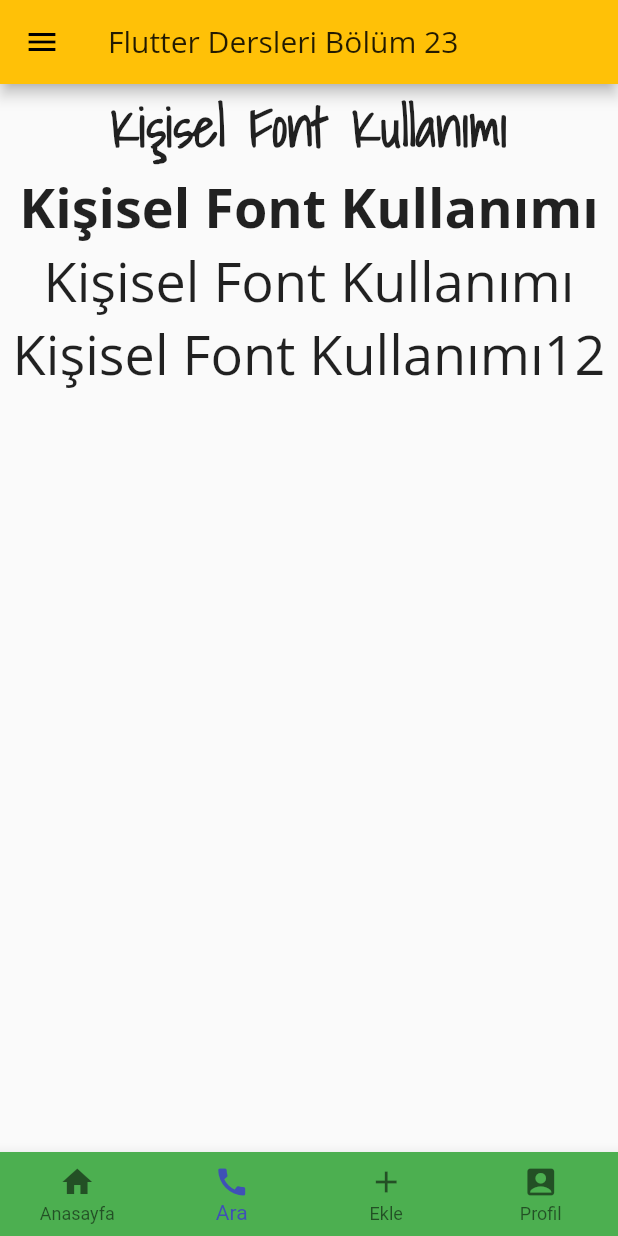
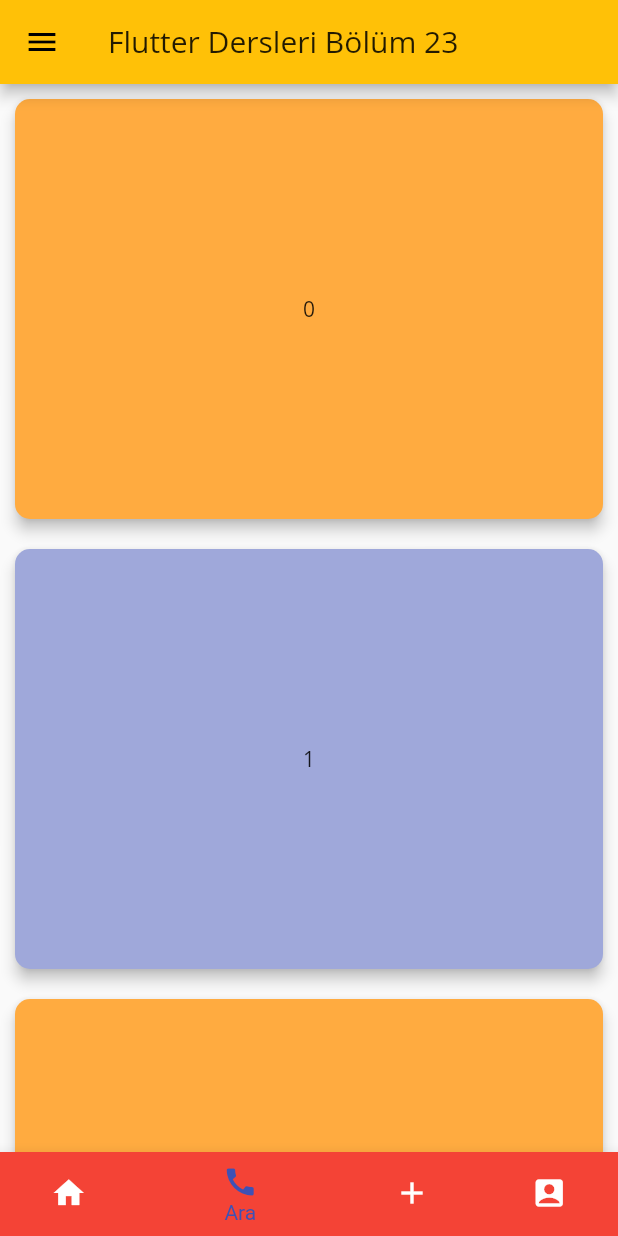
Before and after one commit to ToprakSirin/flutter, a Flutter app: the screen it shows after launch, item 2 of the bottom bar chosen, on a phone screen of 412 x 824 dp. Run offline on Flutter 3.47's test engine with Material 2 defaults, Android fonts, the phone set to English and light mode, and no system bars; our stand-ins replace date_format, email_validator, flutter_easyloading, palette_generator; network calls fail.

Commit message:
Bottom Navigation Bar ve Sayfalar Arası Geçiş

```diff
--- /dev/null
+++ b/tasarimi_kolaylastiracak_yapilar/lib/arama.dart
@@ -0,0 +1,28 @@
+import 'package:flutter/material.dart';
+
+class AramaSayfasi extends StatelessWidget {
+  const AramaSayfasi({Key? key}) : super(key: key);
+
+  @override
+  Widget build(BuildContext context) {
+    return ListView.builder(
+        itemExtent: 300,
+        itemBuilder: (BuildContext context, index) {
+          return Container(
+            padding: EdgeInsets.all(10),
+            child: Material(
+              elevation: 4,
+              borderRadius: BorderRadius.circular(10),
+              color: index % 2 == 0
+                  ? Colors.orangeAccent.shade200
+                  : Colors.indigo.shade200,
+              child: Center(
+                child: Text(
+                  index.toString(),
+                ),
+              ),
+            ),
+          );
+        });
+  }
+}
--- a/tasarimi_kolaylastiracak_yapilar/lib/main.dart
+++ b/tasarimi_kolaylastiracak_yapilar/lib/main.dart
@@ -1,6 +1,11 @@
 import 'package:flutter/material.dart';
+import 'package:tasarimi_kolaylastiracak_yapilar/ana_sayfa.dart';
+import 'package:tasarimi_kolaylastiracak_yapilar/arama.dart';
 import 'package:tasarimi_kolaylastiracak_yapilar/drawer_menu.dart';
 import 'package:tasarimi_kolaylastiracak_yapilar/kisisel_font_kullanimi.dart';
+import 'package:tasarimi_kolaylastiracak_yapilar/user.dart';
+
+import 'ekle.dart';
 
 void main() {
   runApp(MyApp());
@@ -29,6 +34,22 @@ class MyHomePage extends StatefulWidget {
 
 class _MyHomePageState extends State<MyHomePage> {
   int secilenMenuItem = 0;
+  late List<Widget> tumSayfalar;
+  late Anasayfa sayfaAna;
+  late AramaSayfasi sayfaArama;
+  late Ekle sayfaEkle;
+  late UserSayfasi sayfaUser;
+
+  @override
+  void initState() {
+    // TODO: implement initState
+    super.initState();
+    sayfaAna = Anasayfa();
+    sayfaArama = AramaSayfasi();
+    sayfaEkle = Ekle();
+    sayfaUser = UserSayfasi();
+    tumSayfalar = [sayfaAna, sayfaArama, sayfaEkle, sayfaUser];
+  }
 
   @override
   Widget build(BuildContext context) {
@@ -37,8 +58,15 @@ class _MyHomePageState extends State<MyHomePage> {
       appBar: AppBar(
         title: Text("Flutter Dersleri Bölüm 23"),
       ),
-      body: KisiselFont(),
-      bottomNavigationBar: Theme(
+      body: secilenMenuItem <= tumSayfalar.length - 1
+          ? tumSayfalar[secilenMenuItem]
+          : tumSayfalar[secilenMenuItem],
+      bottomNavigationBar: BottomNavMenu(),
+    );
+  }
+
+  Theme BottomNavMenu() {
+    return Theme(
       data: ThemeData(
         canvasColor: Colors.green,
         primaryColor: Colors.orange,
@@ -64,7 +92,7 @@ class _MyHomePageState extends State<MyHomePage> {
               title: Text("Profil"),
               backgroundColor: Colors.orange),
         ],
-          type: BottomNavigationBarType.fixed,
+        type: BottomNavigationBarType.shifting,
         currentIndex: secilenMenuItem,
         fixedColor: Colors.indigo,
         onTap: (index) {
@@ -73,7 +101,6 @@ class _MyHomePageState extends State<MyHomePage> {
           });
         },
       ),
-      ),
     );
   }
 }
```
Also changed, not shown: tasarimi_kolaylastiracak_yapilar/lib/ana_sayfa.dart (added, +13 -0 lines), tasarimi_kolaylastiracak_yapilar/lib/ekle.dart (added, +15 -0 lines), tasarimi_kolaylastiracak_yapilar/lib/user.dart (added, +15 -0 lines). Lines whose indentation alone changed are shown as unchanged.
